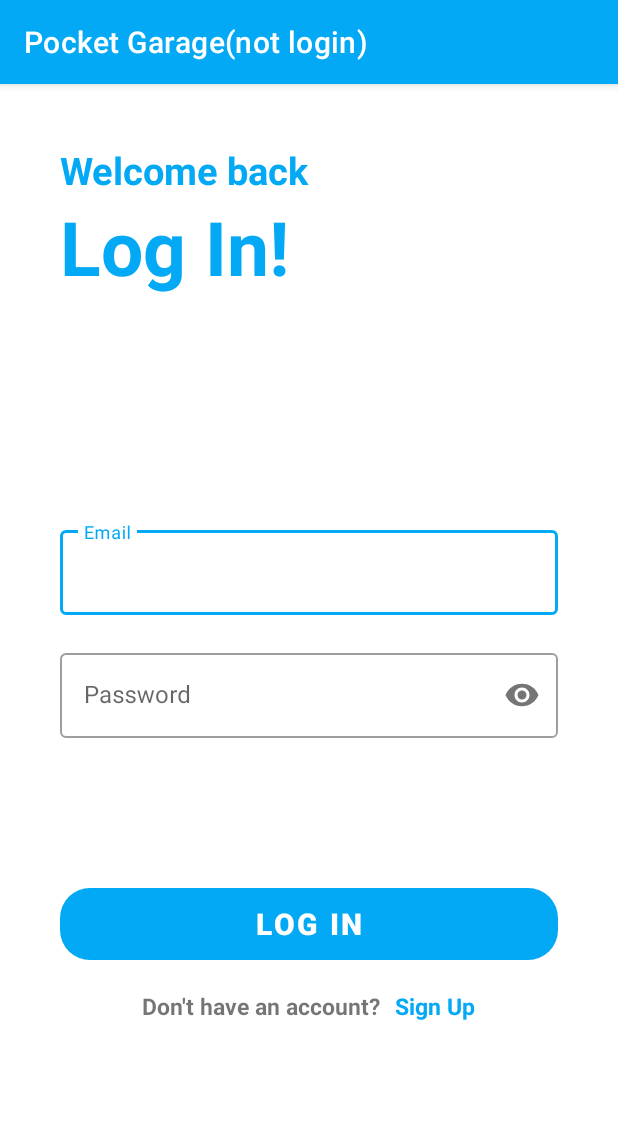
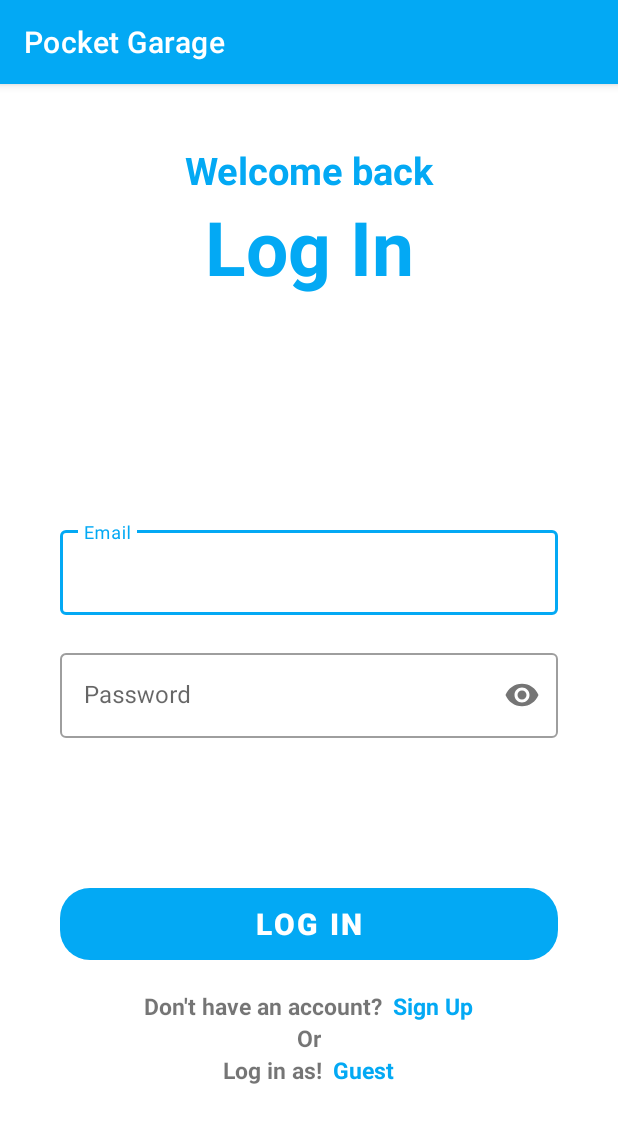
Before and after one commit to JVUD/Pocket-Garage-v2, an Android app: the screen it shows after launch (Login), on a phone screen of 412 x 824 dp. Shown: the top 1123 px of the screen. Run offline under Robolectric (Android 15) with nearby library versions, the phone set to English and light mode, and no system bars; our stand-ins replace Firebase (no records; nobody signed in at launch, a user with empty details on screens opened directly), navigation-ui.

Commit message:
Login and Reg

```diff
--- a/app/src/main/java/com/example/pocketgaragenotlogin/Register.java
+++ b/app/src/main/java/com/example/pocketgaragenotlogin/Register.java
@@ -36,7 +36,11 @@ public class Register extends AppCompatActivity {
                     if (binding.emailEt.getText().toString().isEmpty() || binding.passwordEt.getText().toString().isEmpty()
                             || binding.usernameEt.getText().toString().isEmpty()){
                         Toast.makeText(getApplicationContext(), "Fields cannot be empty", Toast.LENGTH_SHORT).show();
-                    }else{
+                    }
+                    if (!binding.rpassword.getText().toString().equals(binding.passwordEt.getText().toString())){
+                        Toast.makeText(Register.this, "Make sure you wrote your password again", Toast.LENGTH_SHORT).show();
+                    }
+                    else{
                         FirebaseAuth.getInstance().createUserWithEmailAndPassword(binding.emailEt.getText().toString(), binding.passwordEt.getText().toString())
                                 .addOnCompleteListener(new OnCompleteListener<AuthResult>() {
                                     @Override
--- a/app/src/main/res/layout/activity_login.xml
+++ b/app/src/main/res/layout/activity_login.xml
@@ -14,13 +14,15 @@
         android:layout_height="wrap_content"
         android:textStyle="bold"
         android:textSize="25dp"
+        android:textAlignment="center"
         android:textColor="@color/blue"
         android:text="Welcome back"
         />
     <TextView
         android:layout_width="match_parent"
         android:layout_height="wrap_content"
-        android:text="Log In!"
+        android:text="Log In"
+        android:textAlignment="center"
         android:textSize="50dp"
         android:textStyle="bold"
         android:textColor="@color/blue"/>
@@ -82,7 +84,35 @@
             android:textStyle="bold"
             android:textSize="15dp"
             android:textColor="@color/blue"
-            android:layout_marginLeft="10dp"/>
+            android:layout_marginLeft="7dp"/>
     </LinearLayout>
+    <TextView
+        android:layout_width="wrap_content"
+        android:layout_height="wrap_content"
+        android:layout_gravity="center"
+        android:textSize="15dp"
+        android:textStyle="bold"
+        android:text="Or"/>
+    <LinearLayout
+        android:layout_width="match_parent"
+        android:layout_height="wrap_content"
+        android:orientation="horizontal"
 
+        android:gravity="center">
+        <TextView
+            android:layout_width="wrap_content"
+            android:layout_height="wrap_content"
+            android:text="Log in as!"
+            android:textSize="15dp"
+            android:textStyle="bold"/>
+        <TextView
+            android:id="@+id/logInAsGuest"
+            android:layout_width="wrap_content"
+            android:layout_height="wrap_content"
+            android:text="Guest"
+            android:textStyle="bold"
+            android:textSize="15dp"
+            android:textColor="@color/blue"
+            android:layout_marginLeft="7dp"/>
+    </LinearLayout>
 </LinearLayout>
--- a/app/src/main/res/values/strings.xml
+++ b/app/src/main/res/values/strings.xml
@@ -1,5 +1,5 @@
 <resources>
-    <string name="app_name">Pocket Garage(not login)</string>
+    <string name="app_name">Pocket Garage</string>
     <string name="navigation_drawer_open">Open navigation drawer</string>
     <string name="navigation_drawer_close">Close navigation drawer</string>
     <string name="nav_header_title">Android Studio</string>
```
Also changed, not shown: app/src/main/java/com/example/pocketgaragenotlogin/Homepage3Activity.java (+16 -17 lines), app/src/main/res/layout/activity_register.xml (+6 -4 lines), app/src/main/res/layout/nav_header_homepage3.xml (+8 -0 lines), app/src/main/res/drawable/profile.png (added).
